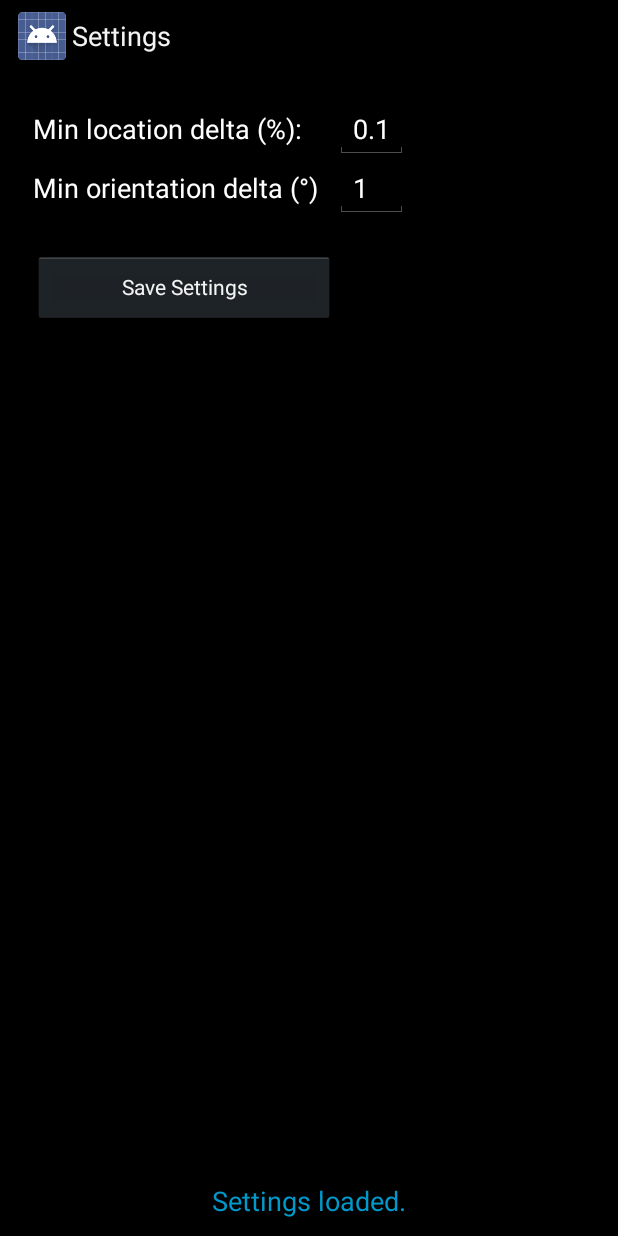
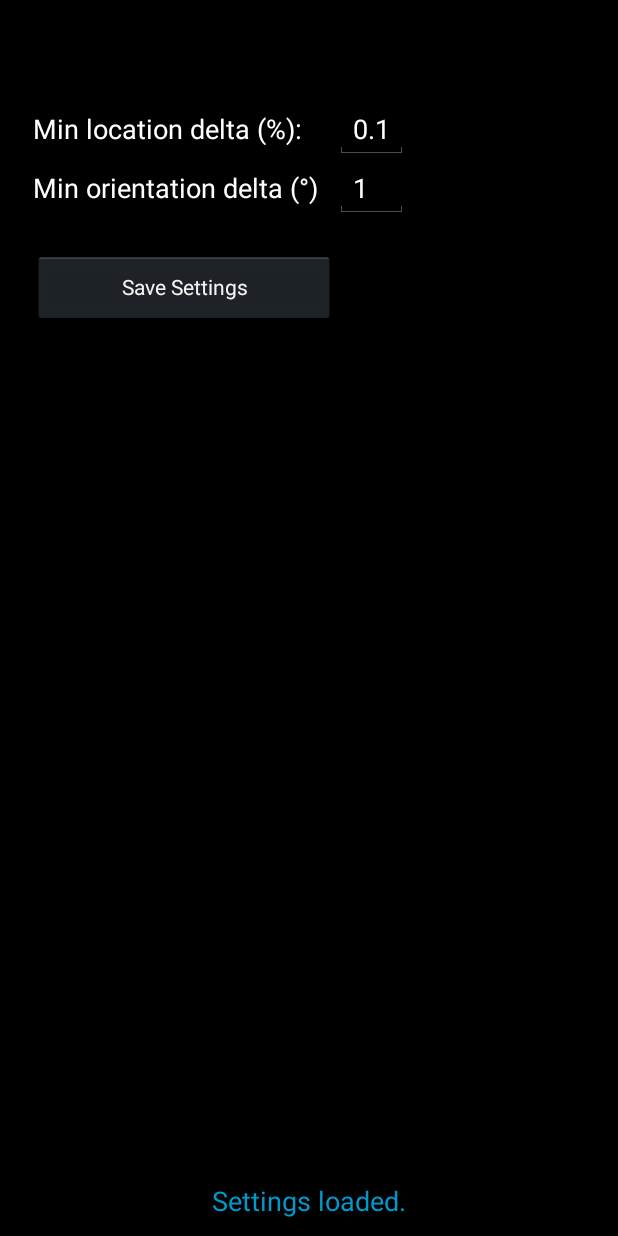
Before and after one commit to AgostinoRizzo/smart-playground, an Android app: the SettingsActivity screen opened directly, with no data from a screen before it, on a phone screen of 412 x 824 dp. Run offline under Robolectric (Android 15) with nearby library versions, the phone set to English and light mode, and no system bars; pictures from the network do not load.

Commit message:
Action bar removed.

```diff
--- a/BallTracker/app/src/main/java/it/unical/mat/smart_playground/balltracker/MainActivity.java
+++ b/BallTracker/app/src/main/java/it/unical/mat/smart_playground/balltracker/MainActivity.java
@@ -8,6 +8,7 @@ import it.unical.mat.smart_playground.balltracker.util.SystemUiHider;
 
 import android.app.Activity;
 import android.content.Intent;
+import android.graphics.Camera;
 import android.os.Bundle;
 import android.util.Log;
 import android.view.Menu;
@@ -17,6 +18,7 @@ import android.view.WindowManager;
 
 import org.opencv.android.BaseLoaderCallback;
 import org.opencv.android.CameraBridgeViewBase;
+import org.opencv.android.JavaCameraView;
 import org.opencv.android.LoaderCallbackInterface;
 import org.opencv.android.OpenCVLoader;
 import org.opencv.core.Mat;
@@ -101,6 +103,7 @@ public class MainActivity extends Activity implements CameraBridgeViewBase.CvCam
         setContentView(R.layout.activity_main);
 
         instance = this;
+        loadProperies();
 
         mOpenCvCameraView = (CameraBridgeViewBase) findViewById(R.id.tutorial1_activity_java_surface_view);
         mOpenCvCameraView.setVisibility(SurfaceView.VISIBLE);
@@ -115,6 +118,7 @@ public class MainActivity extends Activity implements CameraBridgeViewBase.CvCam
         super.onPause();
         if (mOpenCvCameraView != null)
             mOpenCvCameraView.disableView();
+        //cameraFrameAnalyzer.onPause();
     }
 
     @Override
--- a/BallTracker/app/src/main/java/it/unical/mat/smart_playground/balltracker/tracking/BallTracker.java
+++ b/BallTracker/app/src/main/java/it/unical/mat/smart_playground/balltracker/tracking/BallTracker.java
@@ -83,6 +83,11 @@ public class BallTracker
     public BallStatus getBallStatus()
     {
         return ballStatus;
+    }
+
+    public BallTrackingCommunicator getBallTrackingCommunicator()
+    {
+        return ballTrackingCommunicator;
     }
 
     public void updatePlatformFrameSize( final int width , final int height )
--- a/BallTracker/app/src/main/java/it/unical/mat/smart_playground/balltracker/tracking/BallTrackerAnalyzer.java
+++ b/BallTracker/app/src/main/java/it/unical/mat/smart_playground/balltracker/tracking/BallTrackerAnalyzer.java
@@ -64,6 +64,12 @@ public class BallTrackerAnalyzer extends SyncCameraFrameAnalyzer
         return rgbaInputFrame;
     }
 
+    @Override
+    protected void syncOnPause()
+    {
+        BallTracker.getInstance().getBallTrackingCommunicator().sendUnknownBallTrackingStatus();
+    }
+
     private void analyzeMarker( final Marker marker )
     {
         final BallTracker ballTracker = BallTracker.getInstance();
--- a/BallTracker/app/src/main/java/it/unical/mat/smart_playground/balltracker/tracking/CameraFrameAnalyzer.java
+++ b/BallTracker/app/src/main/java/it/unical/mat/smart_playground/balltracker/tracking/CameraFrameAnalyzer.java
@@ -9,4 +9,5 @@ import org.opencv.core.Mat;
 public interface CameraFrameAnalyzer
 {
     public Mat analyzeFrame(CameraBridgeViewBase.CvCameraViewFrame inputFrame);
+    public void onPause();
 }
--- a/BallTracker/app/src/main/res/values-v11/styles.xml
+++ b/BallTracker/app/src/main/res/values-v11/styles.xml
@@ -1,12 +1,6 @@
 <resources>
 
-    <style name="FullscreenTheme" parent="android:Theme.Holo">
-        <item name="android:actionBarStyle">@style/FullscreenActionBarStyle</item>
-        <item name="android:windowActionBarOverlay">true</item>
-        <item name="android:windowBackground">@null</item>
-        <item name="metaButtonBarStyle">?android:attr/buttonBarStyle</item>
-        <item name="metaButtonBarButtonStyle">?android:attr/buttonBarButtonStyle</item>
-    </style>
+    <style name="FullscreenTheme" parent="android:Theme.Holo.NoActionBar"></style>
 
     <style name="FullscreenActionBarStyle" parent="android:Widget.Holo.ActionBar">
         <item name="android:background">@color/black_overlay</item>
--- a/BallTracker/app/src/main/res/values/styles.xml
+++ b/BallTracker/app/src/main/res/values/styles.xml
@@ -5,12 +5,7 @@
         <!-- Customize your theme here. -->
     </style>
 
-    <style name="FullscreenTheme" parent="android:Theme.NoTitleBar">
-        <item name="android:windowContentOverlay">@null</item>
-        <item name="android:windowBackground">@null</item>
-        <item name="metaButtonBarStyle">@style/ButtonBar</item>
-        <item name="metaButtonBarButtonStyle">@style/ButtonBarButton</item>
-    </style>
+    <style name="FullscreenTheme" parent="android:Theme.Holo.NoActionBar"></style>
 
     <!-- Backward-compatible version of ?android:attr/buttonBarStyle -->
     <style name="ButtonBar">
```
Also changed, not shown: BallTracker/app/src/main/java/it/unical/mat/smart_playground/balltracker/tracking/SyncCameraFrameAnalyzer.java (+9 -0 lines), 2 other files.
